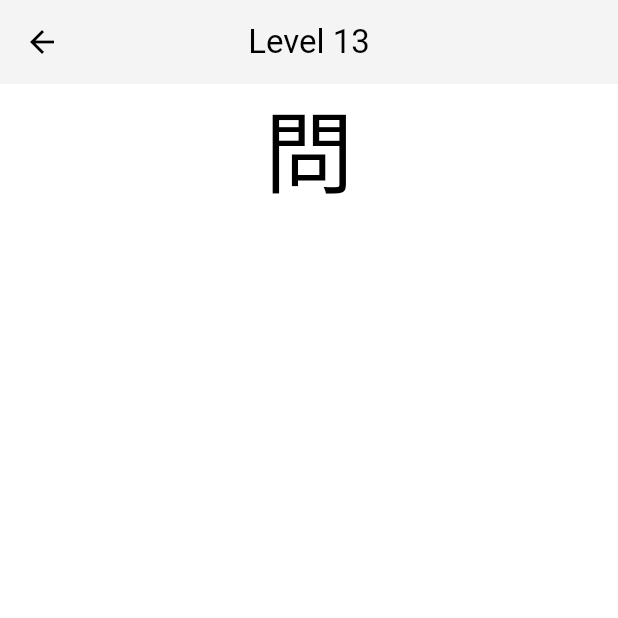
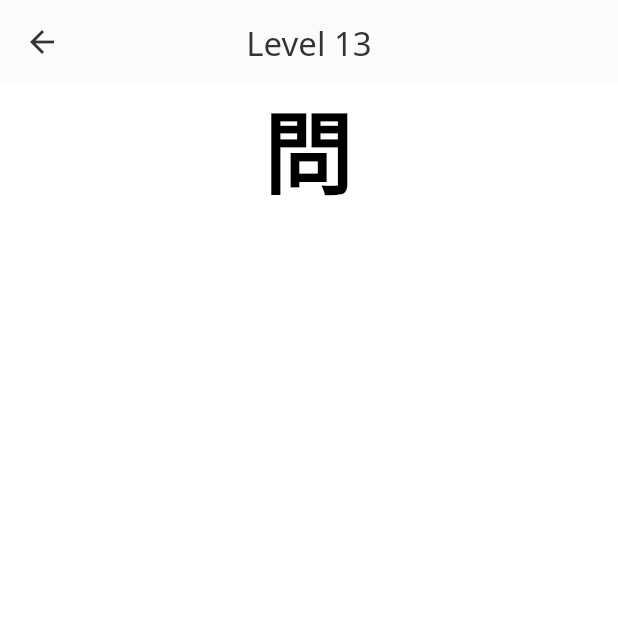
Before and after one commit to FrederikNorlyk/flutter-wanikani, a Flutter app: the screen it shows after launch, after a tap on "13", on a phone screen of 412 x 824 dp, the top half of it. Run offline on Flutter 3.47's test engine with Material 3 defaults, Android fonts, the phone set to English and light mode, and no system bars.

Commit message:
Added the font Noto Sans

```diff
--- a/lib/main.dart
+++ b/lib/main.dart
@@ -15,12 +15,19 @@ class MyApp extends StatelessWidget {
     return MaterialApp(
       title: 'WaniKani Kanji Review',
       theme: ThemeData(
+        appBarTheme: const AppBarTheme(
+          backgroundColor: Color(0XFFfbfbfb),
+          foregroundColor: Color(0XFF333333),
+        ),
         colorScheme: ColorScheme.fromSwatch().copyWith(
           primary: const Color(0xFFFF00AA),
           secondary: const Color(0xFF3CaBFF),
           background: const Color(0XFFe8e8e8),
+          onBackground: const Color(0XFF333333),
           surface: const Color(0XFFf4f4f4)
         ),
+        fontFamily: 'NotoSans',
+        fontFamilyFallback: const ['NotoSansJP'],
         useMaterial3: true,
       ),
       home: SafeArea(
--- a/lib/widgets/question_widget.dart
+++ b/lib/widgets/question_widget.dart
@@ -12,6 +12,7 @@ class QuestionWidget extends StatefulWidget {
 }
 
 class _QuestionWidgetState extends State<QuestionWidget> {
+
   @override
   Widget build(BuildContext context) {
     return Container(
@@ -22,7 +23,7 @@ class _QuestionWidgetState extends State<QuestionWidget> {
           widget.item.kanji,
           style: const TextStyle(
             fontSize: 60,
-            color: Colors.black
+            fontWeight: FontWeight.bold,
           )
         )
       )
```
Also changed, not shown: lib/widgets/answer_widget.dart (+5 -3 lines), pubspec.yaml (+7 -26 lines), 2 other files.
